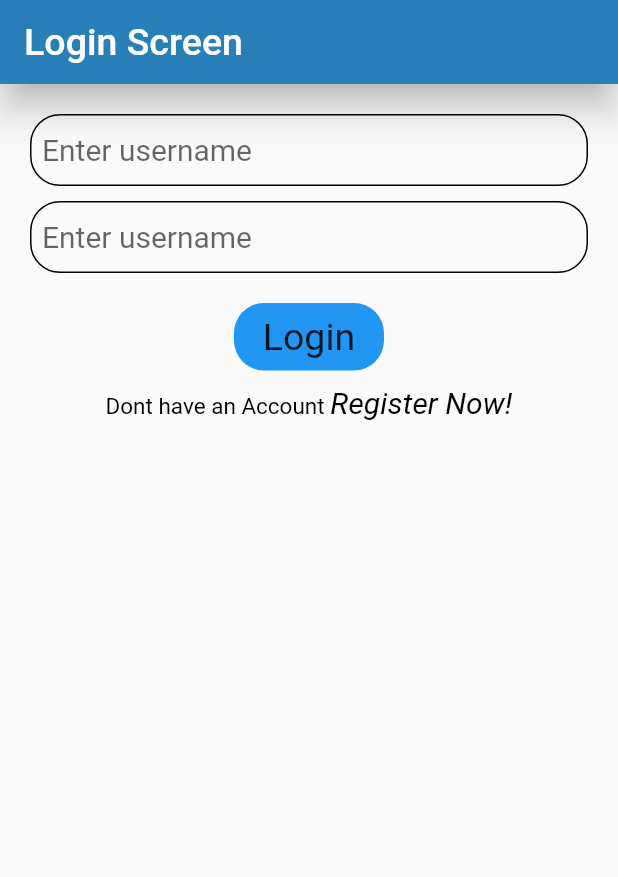
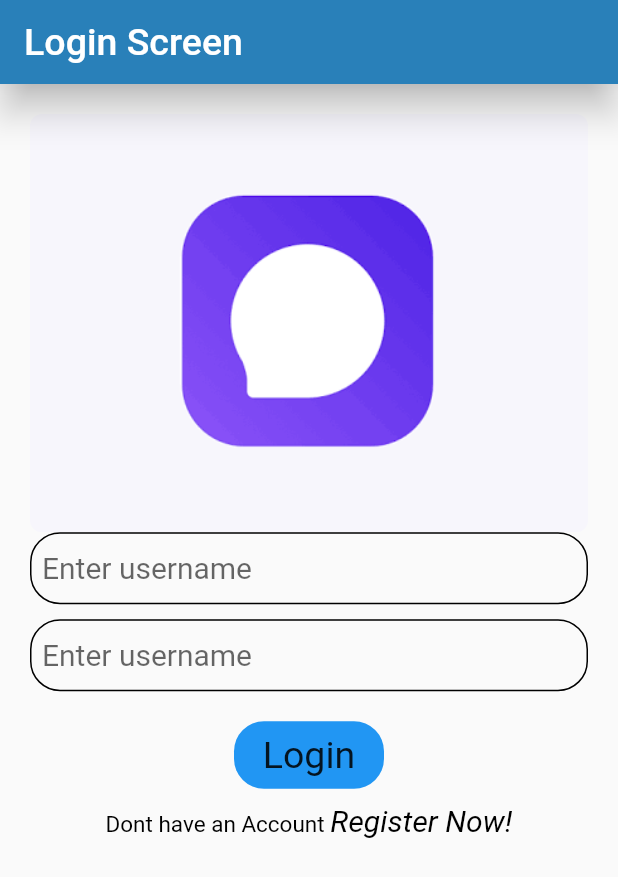
Before and after one commit to Atuldubey98/InstaAP, a Flutter app: the screen it shows after launch, on a phone screen of 412 x 824 dp. Shown: the top 877 px of the screen. Run offline on Flutter 3.47's test engine with Material 2 defaults, Android fonts, the phone set to English and light mode, and no system bars; our stand-ins replace shared_preferences; missing offline and left inert: flutter_socket_io; accounts and stored records are empty; network calls fail.

Commit message:
commit on 'master'

```diff
--- a/lib/main.dart
+++ b/lib/main.dart
@@ -57,8 +57,18 @@ class _MyAppState extends State<MyApp> {
         builder: (context, datasnap) {
           if (datasnap.connectionState == ConnectionState.waiting) {
             return Scaffold(
-              body: Center(
-                child: CircularProgressIndicator(),
+              body: Container(
+                child: Column(
+                  children: <Widget>[
+                    ClipRRect(
+                      borderRadius: BorderRadius.circular(8),
+                      child: Image.asset(name),
+                    ),
+                    Center(
+                      child: CircularProgressIndicator(),
+                    ),
+                  ],
+                ),
               ),
             );
           } else if (datasnap.data == true) {
--- a/lib/screens/loginscreen.dart
+++ b/lib/screens/loginscreen.dart
@@ -73,12 +73,17 @@ class _AuthenticateScreenState extends State<AuthenticateScreen> {
   Widget build(BuildContext context) {
     return Scaffold(
       appBar: buildAppBar("Login Screen"),
-      body: Container(
+      body: SingleChildScrollView(
+        child: Container(
           padding: EdgeInsets.all(20),
           child: Form(
             key: formkey,
             child: Column(
               children: <Widget>[
+                ClipRRect(
+                  borderRadius: BorderRadius.circular(8),
+                  child: Image.asset("assets/images/images.png"),
+                ),
                 TextFormField(
                   controller: usernameController,
                   style: TextStyle(
@@ -148,7 +153,8 @@ class _AuthenticateScreenState extends State<AuthenticateScreen> {
                       child: RichText(
                           text: TextSpan(
                               text: "Dont have an Account ",
-                            style: TextStyle(fontSize: 15, color: Colors.black),
+                              style:
+                                  TextStyle(fontSize: 15, color: Colors.black),
                               children: [
                         TextSpan(
                             text: "Register Now!",
@@ -162,6 +168,7 @@ class _AuthenticateScreenState extends State<AuthenticateScreen> {
             ),
           ),
         ),
+      ),
     );
   }
 }
```
Also changed, not shown: pubspec.yaml (+4 -3 lines), assets/images/images.png (added), pubspec.lock. Lines whose indentation alone changed are shown as unchanged.
